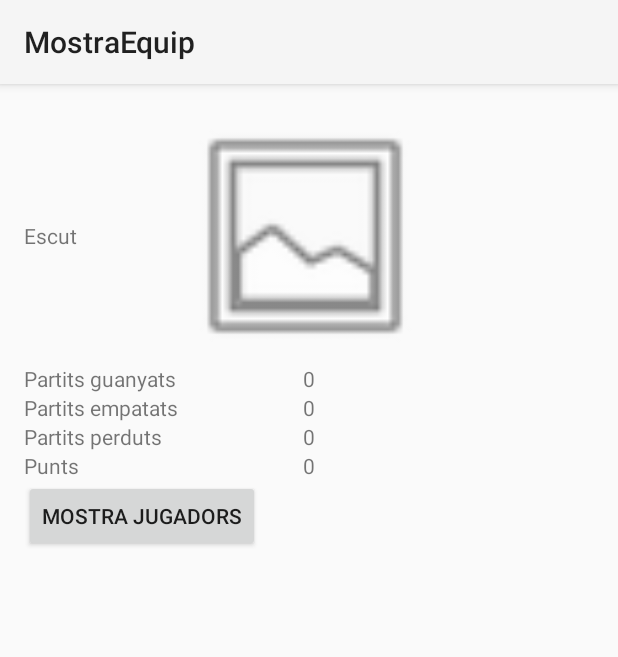
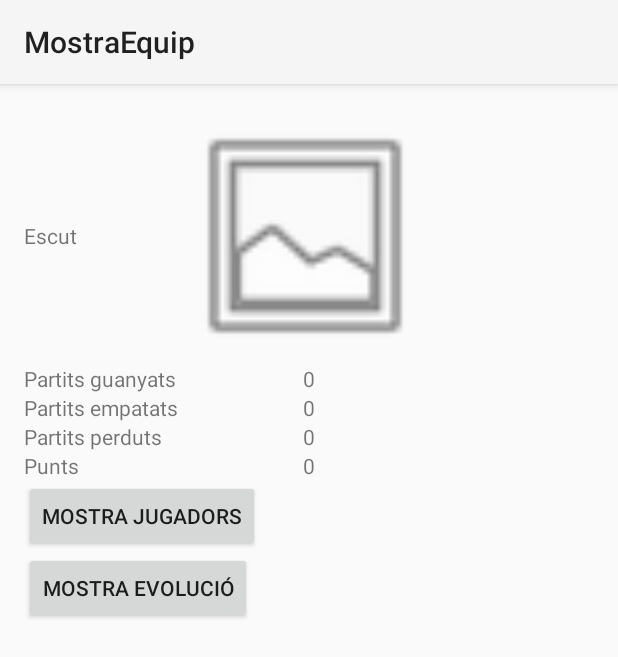
Before and after one commit to xerpi/IDI-Campionatdelliga, an Android app: the MostraEquip screen opened directly, with no data from a screen before it, on a phone screen of 412 x 824 dp. Shown: the top 657 px of the screen. Run offline under Robolectric (Android 15) with nearby library versions, the phone set to English and light mode, and no system bars.

Commit message:
Add MostraEvolucioEquip Activity

```diff
--- a/app/src/main/AndroidManifest.xml
+++ b/app/src/main/AndroidManifest.xml
@@ -52,6 +52,8 @@
         </activity>
         <activity android:name=".MostraClassificacioPuntsEquips">
         </activity>
+        <activity android:name=".MostraEvolucioEquip">
+        </activity>
     </application>
 
 </manifest>
--- a/app/src/main/res/layout/activity_mostra_equip.xml
+++ b/app/src/main/res/layout/activity_mostra_equip.xml
@@ -15,9 +15,17 @@
         android:layout_height="fill_parent"
         android:id="@+id/scrollView">
 
+        <LinearLayout
+            android:orientation="vertical"
+            android:layout_width="match_parent"
+            android:layout_height="match_parent"
+            android:layout_alignParentTop="true"
+            android:layout_alignEnd="@+id/mostra_equip_textview_partits_perduts_string">
+
             <RelativeLayout
                 android:layout_width="match_parent"
-            android:layout_height="match_parent">
+                android:layout_height="wrap_content"
+                >
 
                 <ImageView
                     android:layout_width="256px"
@@ -101,6 +109,15 @@
                     android:layout_below="@+id/mostra_equip_textview_partits_perduts"
                     android:layout_centerHorizontal="true"/>
 
+            </RelativeLayout>
+
+            <LinearLayout
+                android:orientation="vertical"
+                android:layout_width="match_parent"
+                android:layout_height="wrap_content"
+                android:layout_centerVertical="true"
+                android:layout_alignParentEnd="true">
+
                 <Button
                     android:layout_width="wrap_content"
                     android:layout_height="wrap_content"
@@ -109,7 +126,15 @@
                     android:layout_below="@+id/mostra_equip_textview_partits_punts_string"
                     android:layout_alignParentStart="true"/>
 
-        </RelativeLayout>
+                <Button
+                    android:layout_width="wrap_content"
+                    android:layout_height="wrap_content"
+                    android:text="Mostra Evolució"
+                    android:id="@+id/button_mostra_evolucio"
+                    android:layout_centerVertical="true"
+                    android:layout_alignParentStart="true"/>
+            </LinearLayout>
+        </LinearLayout>
     </ScrollView>
 
 </RelativeLayout>
```
Also changed, not shown: app/src/main/java/edu/upc/fib/idi/sergigranell/campionatdelliga/Equip.java (+10 -0 lines), app/src/main/java/edu/upc/fib/idi/sergigranell/campionatdelliga/MostraClassificacioPuntsEquips.java (+2 -8 lines), app/src/main/java/edu/upc/fib/idi/sergigranell/campionatdelliga/MostraEquip.java (+15 -0 lines), app/src/main/java/edu/upc/fib/idi/sergigranell/campionatdelliga/MostraEvolucioEquip.java (added, +98 -0 lines), app/src/main/java/edu/upc/fib/idi/sergigranell/campionatdelliga/Utils.java (+13 -0 lines), app/src/main/res/layout/activity_mostra_evolucio_equip.xml (added, +18 -0 lines), 1 other file. Lines whose indentation alone changed are shown as unchanged.
